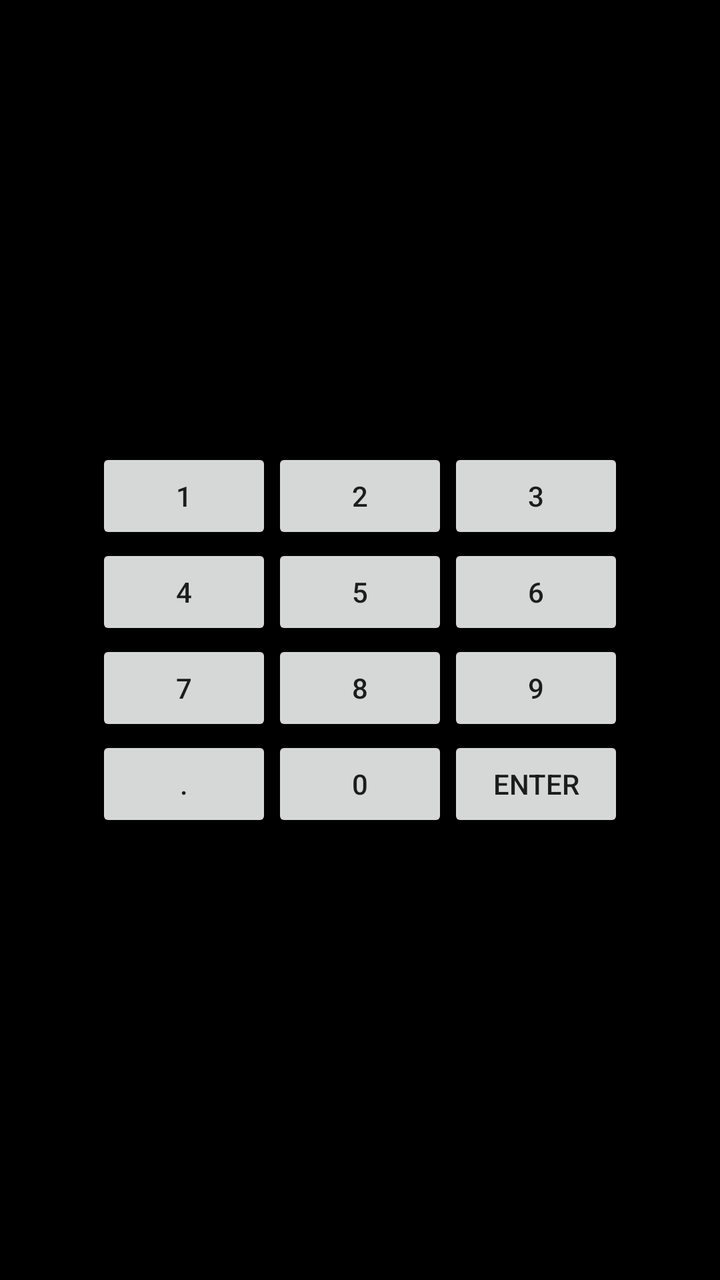
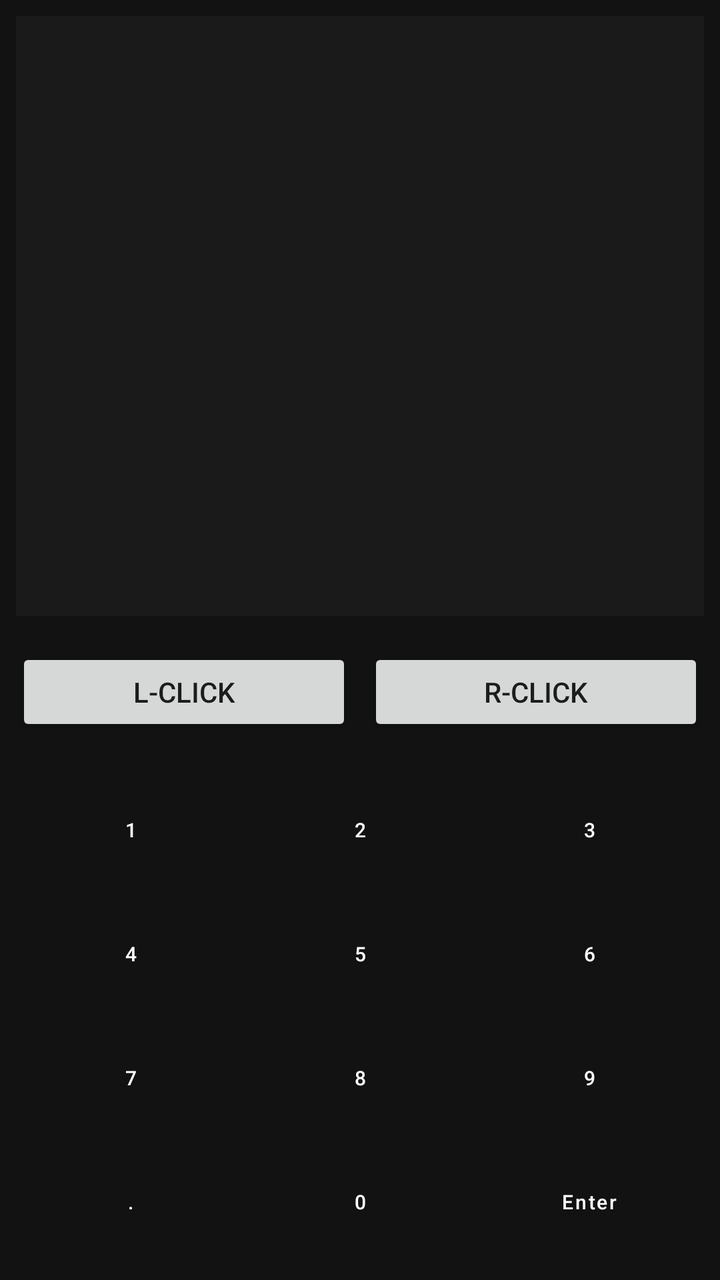

Before-and-after screenshots of an Android layout around one commit, followed by the original layout XML and the change that was made.
<!-- AndroidManifest.xml: application theme Theme.KeyLink -->
<!-- res/layout/activity_keypad.xml -->
<?xml version="1.0" encoding="utf-8"?>
<LinearLayout xmlns:android="http://schemas.android.com/apk/res/android"
    android:layout_width="match_parent"
    android:layout_height="match_parent"
    android:orientation="vertical"
    android:gravity="center"
    android:background="#000000">

    <GridLayout
        android:layout_width="wrap_content"
        android:layout_height="wrap_content"
        android:columnCount="3"
        android:rowCount="4"
        android:padding="16dp">

        <Button android:id="@+id/num_1" android:text="1" />
        <Button android:id="@+id/num_2" android:text="2" />
        <Button android:id="@+id/num_3" android:text="3" />
        <Button android:id="@+id/num_4" android:text="4" />
        <Button android:id="@+id/num_5" android:text="5" />
        <Button android:id="@+id/num_6" android:text="6" />
        <Button android:id="@+id/num_7" android:text="7" />
        <Button android:id="@+id/num_8" android:text="8" />
        <Button android:id="@+id/num_9" android:text="9" />
        <Button android:id="@+id/num_dot" android:text="." />
        <Button android:id="@+id/num_0" android:text="0" />
        <Button android:id="@+id/num_enter" android:text="Enter" />

    </GridLayout>

</LinearLayout>
<!-- resources referenced by this layout -->
<resources>
  <style name="Theme.KeyLink" parent="Theme.MaterialComponents.DayNight.DarkActionBar">
          
          <item name="colorPrimary">@color/purple_500</item>
          <item name="colorPrimaryVariant">@color/purple_700</item>
          <item name="colorOnPrimary">@color/white</item>
          
          <item name="colorSecondary">@color/teal_200</item>
          <item name="colorSecondaryVariant">@color/teal_700</item>
          <item name="colorOnSecondary">@color/black</item>
          
          <item name="android:statusBarColor">?attr/colorPrimaryVariant</item>
          
      </style>
  <color name="purple_500">#FF6200EE</color>
  <color name="purple_700">#FF3700B3</color>
  <color name="white">#FFFFFFFF</color>
  <color name="teal_200">#FF03DAC5</color>
  <color name="teal_700">#FF018786</color>
  <color name="black">#FF000000</color>
</resources>

<!-- the commit's change to res/layout/activity_keypad.xml (unified diff, before → after) -->
@@ -3,29 +3,59 @@
     android:layout_width="match_parent"
     android:layout_height="match_parent"
     android:orientation="vertical"
-    android:gravity="center"
-    android:background="#000000">
+    android:background="#121212">
 
+    
+    <View
+        android:id="@+id/largeTrackpad"
+        android:layout_width="match_parent"
+        android:layout_height="0dp"
+        android:layout_weight="1"
+        android:background="#1A1A1A"
+        android:layout_margin="8dp" />
+
+    
+    <LinearLayout
+        android:layout_width="match_parent"
+        android:layout_height="60dp"
+        android:orientation="horizontal"
+        android:padding="8dp">
+        <Button
+            android:id="@+id/btnLeftClick"
+            android:layout_width="0dp"
+            android:layout_height="match_parent"
+            android:layout_weight="1"
+            android:text="L-Click"
+            android:layout_marginEnd="4dp"/>
+        <Button
+            android:id="@+id/btnRightClick"
+            android:layout_width="0dp"
+            android:layout_height="match_parent"
+            android:layout_weight="1"
+            android:text="R-Click"
+            android:layout_marginStart="4dp"/>
+    </LinearLayout>
+
+    
     <GridLayout
-        android:layout_width="wrap_content"
+        android:layout_width="match_parent"
         android:layout_height="wrap_content"
         android:columnCount="3"
-        android:rowCount="4"
-        android:padding="16dp">
+        android:padding="8dp"
+        android:layout_gravity="center">
 
-        <Button android:id="@+id/num_1" android:text="1" />
-        <Button android:id="@+id/num_2" android:text="2" />
-        <Button android:id="@+id/num_3" android:text="3" />
-        <Button android:id="@+id/num_4" android:text="4" />
-        <Button android:id="@+id/num_5" android:text="5" />
-        <Button android:id="@+id/num_6" android:text="6" />
-        <Button android:id="@+id/num_7" android:text="7" />
-        <Button android:id="@+id/num_8" android:text="8" />
-        <Button android:id="@+id/num_9" android:text="9" />
-        <Button android:id="@+id/num_dot" android:text="." />
-        <Button android:id="@+id/num_0" android:text="0" />
-        <Button android:id="@+id/num_enter" android:text="Enter" />
-
+        <Button android:id="@+id/num_1" android:text="1" style="@style/KeyStyle" android:layout_width="0dp" android:layout_gravity="fill_horizontal" android:layout_columnWeight="1" android:layout_height="60dp"/>
+        <Button android:id="@+id/num_2" android:text="2" style="@style/KeyStyle" android:layout_width="0dp" android:layout_gravity="fill_horizontal" android:layout_columnWeight="1" android:layout_height="60dp"/>
+        <Button android:id="@+id/num_3" android:text="3" style="@style/KeyStyle" android:layout_width="0dp" android:layout_gravity="fill_horizontal" android:layout_columnWeight="1" android:layout_height="60dp"/>
+        <Button android:id="@+id/num_4" android:text="4" style="@style/KeyStyle" android:layout_width="0dp" android:layout_gravity="fill_horizontal" android:layout_columnWeight="1" android:layout_height="60dp"/>
+        <Button android:id="@+id/num_5" android:text="5" style="@style/KeyStyle" android:layout_width="0dp" android:layout_gravity="fill_horizontal" android:layout_columnWeight="1" android:layout_height="60dp"/>
+        <Button android:id="@+id/num_6" android:text="6" style="@style/KeyStyle" android:layout_width="0dp" android:layout_gravity="fill_horizontal" android:layout_columnWeight="1" android:layout_height="60dp"/>
+        <Button android:id="@+id/num_7" android:text="7" style="@style/KeyStyle" android:layout_width="0dp" android:layout_gravity="fill_horizontal" android:layout_columnWeight="1" android:layout_height="60dp"/>
+        <Button android:id="@+id/num_8" android:text="8" style="@style/KeyStyle" android:layout_width="0dp" android:layout_gravity="fill_horizontal" android:layout_columnWeight="1" android:layout_height="60dp"/>
+        <Button android:id="@+id/num_9" android:text="9" style="@style/KeyStyle" android:layout_width="0dp" android:layout_gravity="fill_horizontal" android:layout_columnWeight="1" android:layout_height="60dp"/>
+        <Button android:id="@+id/num_dot" android:text="." style="@style/KeyStyle" android:layout_width="0dp" android:layout_gravity="fill_horizontal" android:layout_columnWeight="1" android:layout_height="60dp"/>
+        <Button android:id="@+id/num_0" android:text="0" style="@style/KeyStyle" android:layout_width="0dp" android:layout_gravity="fill_horizontal" android:layout_columnWeight="1" android:layout_height="60dp"/>
+        <Button android:id="@+id/num_enter" android:text="Enter" style="@style/KeyStyle" android:layout_width="0dp" android:layout_gravity="fill_horizontal" android:layout_columnWeight="1" android:layout_height="60dp"/>
     </GridLayout>
 
 </LinearLayout>
<!-- resource entries referenced after the edit -->
@@ -1,5 +1,17 @@
 <!-- resources referenced by this layout -->
 <resources>
+  <style name="KeyStyle" parent="Widget.MaterialComponents.Button">
+          <item name="android:layout_margin">1dp</item>
+          <item name="android:padding">0dp</item>
+          <item name="android:textSize">10sp</item>
+          <item name="android:textColor">#FFFFFF</item>
+          <item name="backgroundTint">#333333</item>
+          <item name="android:textAllCaps">false</item>
+          <item name="android:insetTop">0dp</item>
+          <item name="android:insetBottom">0dp</item>
+          <item name="android:minHeight">0dp</item>
+          <item name="android:minWidth">0dp</item>
+      </style>
   <style name="Theme.KeyLink" parent="Theme.MaterialComponents.DayNight.DarkActionBar">
           
           <item name="colorPrimary">@color/purple_500</item>
